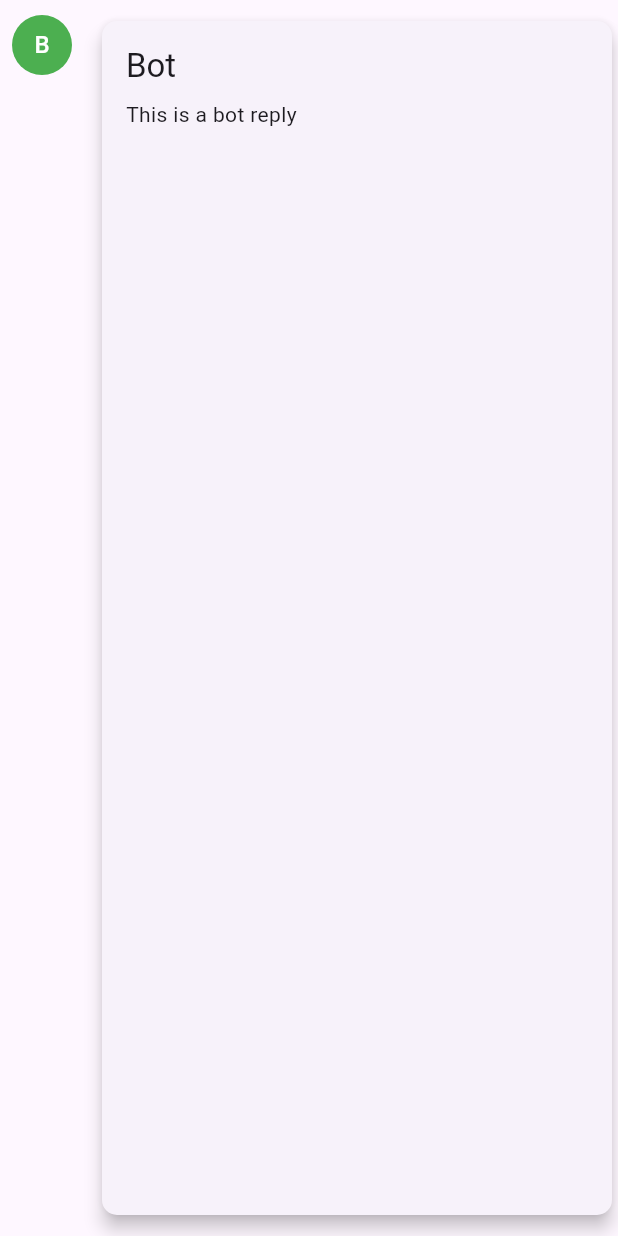
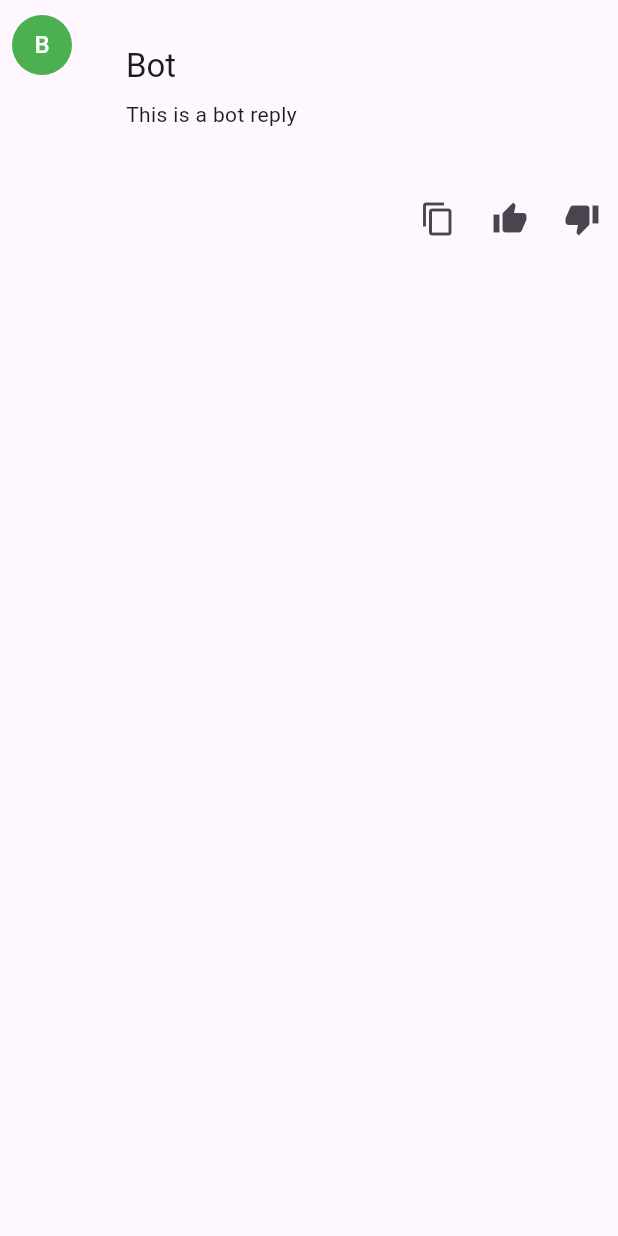
Before and after one commit to Baisalya/xonext, a Flutter app: the BotMessage widget shown alone on an empty page, opened directly, on a phone screen of 412 x 824 dp. Run offline on Flutter 3.47's test engine with Material 3 defaults, Android fonts, the phone set to English and light mode, and no system bars; our stand-ins replace dots_indicator, font_awesome_flutter, get.

Commit message:
card tranparent

```diff
--- a/lib/Pages/chat screen/Pages/BotMessage.dart
+++ b/lib/Pages/chat screen/Pages/BotMessage.dart
@@ -10,20 +10,23 @@ class BotMessage extends StatelessWidget {
     return Container(
       margin: const EdgeInsets.symmetric(vertical: 10.0),
       color: Colors.transparent,
-      child: Row(
+      child: Column(
         crossAxisAlignment: CrossAxisAlignment.start,
-
+        children: <Widget>[
+          Row(
+            crossAxisAlignment: CrossAxisAlignment.start,
             children: <Widget>[
               Padding(
                 padding: const EdgeInsets.only(left: 8.0, right: 16.0),
                 child: CircleAvatar(
-              backgroundColor: Colors.green, // Change to the color you prefer for the bot
+                  backgroundColor: Colors.green,
                   child: Text('B', style: TextStyle(color: Colors.white)),
                 ),
               ),
               Expanded(
                 child: Card(
-              elevation: 5,
+                  color: Colors.transparent,
+                  elevation: 0,
                   shape: RoundedRectangleBorder(
                     borderRadius: BorderRadius.circular(10.0),
                   ),
@@ -44,6 +47,35 @@ class BotMessage extends StatelessWidget {
               ),
             ],
           ),
+          Padding(
+            padding: const EdgeInsets.symmetric(vertical: 16.0),
+            child: Row(
+              mainAxisAlignment: MainAxisAlignment.end,
+              children: <Widget>[
+                IconButton(
+                  icon: Icon(Icons.copy),
+                  onPressed: () {
+                    // Add your functionality for the third button
+                  },
+                ),
+                IconButton(
+                  icon: Icon(Icons.thumb_up),
+                  onPressed: () {
+                    // Add your functionality for the first button
+                  },
+                ),
+                IconButton(
+                  icon: Icon(Icons.thumb_down),
+                  onPressed: () {
+                    // Add your functionality for the second button
+                  },
+                ),
+
+              ],
+            ),
+          ),
+        ],
+      ),
     );
   }
 }
```
Lines whose indentation alone changed are shown as unchanged.
